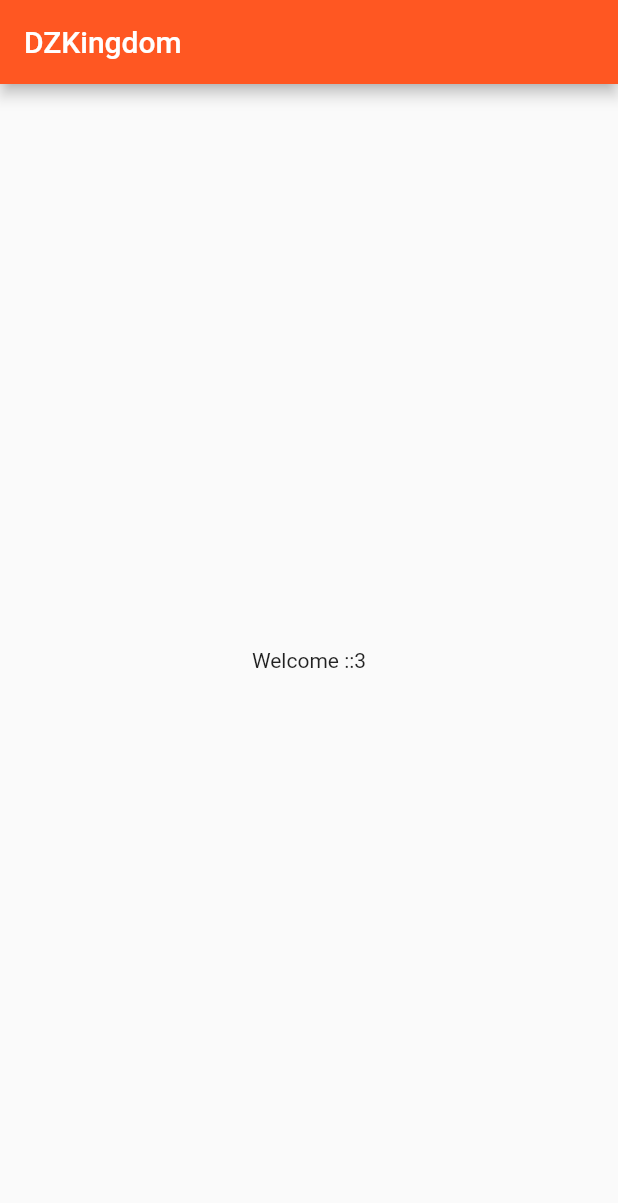
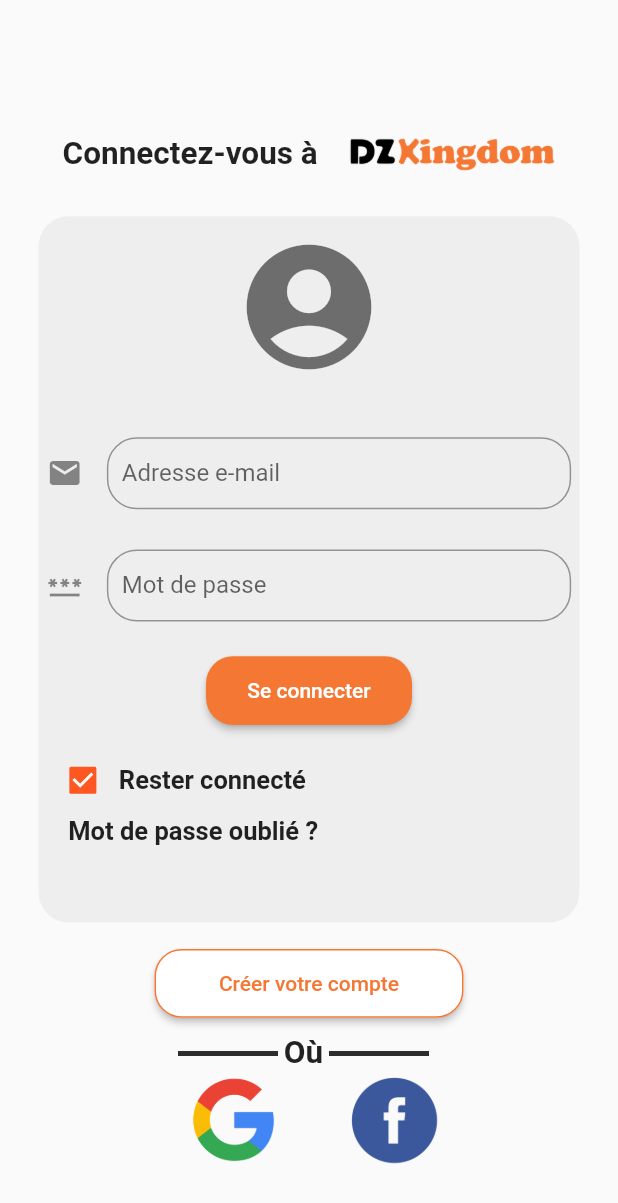
Before and after one commit to aminelasheb/dzkingdom, a Flutter app: the screen it shows after launch, on a phone screen of 412 x 824 dp. Shown: the top 1203 px of the screen. Run offline on Flutter 3.47's test engine with Material 2 defaults, Android fonts, the phone set to English and light mode, and no system bars.

Commit message:
signin ui

```diff
--- a/lib/main.dart
+++ b/lib/main.dart
@@ -1,3 +1,4 @@
+import 'package:dzkingdom/screens/sign_in.dart';
 import 'package:flutter/material.dart';
 
 void main() {
@@ -16,7 +17,7 @@
 
         primarySwatch: Colors.deepOrange,
       ),
-      home: const MyHomePage(title: 'DZKingdom'),
+      home: sign_in(),
     );
   }
 }
--- /dev/null
+++ b/lib/screens/sign_in.dart
@@ -0,0 +1,195 @@
+import 'package:flutter/cupertino.dart';
+import 'package:flutter/material.dart';
+
+
+class sign_in extends StatefulWidget {
+
+  @override
+  _sign_inState createState() => _sign_inState();
+}
+
+class _sign_inState extends State<sign_in> {
+  get sizee => MediaQuery.of(context).size ;
+  bool isCheck = true ;
+  @override
+  Widget build(BuildContext context) {
+    return Scaffold(
+      body:SingleChildScrollView(
+        child: Container(
+          margin: EdgeInsets.symmetric(vertical: sizee.height/10 ,horizontal: sizee.width/20 ) ,
+
+          child: Column(
+            children: [
+              Container(
+                padding: EdgeInsets.only(bottom: sizee.height/40 ,) ,
+                child: Row(
+                   mainAxisAlignment: MainAxisAlignment.spaceEvenly,
+
+                  children: [
+                    Text("Connectez-vous à" ,textAlign: TextAlign.center, style: const TextStyle(fontSize: 21,fontWeight: FontWeight.bold ),) ,
+                    Image(image: AssetImage('images/logo_horizontal.png'),height: sizee.height/20,width: sizee.width/3,)
+                  ],
+                ),
+              ) ,
+              SingleChildScrollView(
+                child: Container(
+                  height: sizee.height/1.75,
+                  width: sizee.width-((sizee.width/20)*2.5),
+                    padding: EdgeInsets.symmetric(horizontal: sizee.width/75),
+                    margin: EdgeInsets.only(bottom:sizee.height/50),
+                    decoration: BoxDecoration(
+                      color: Colors.grey[200],
+
+                      borderRadius: BorderRadius.circular(20),
+                    ),
+                child: Column(
+                  children: [
+                    Container(
+                      margin:EdgeInsets.symmetric(vertical: sizee.height/80),
+
+                      child: Container(
+                        margin:EdgeInsets.only(bottom: sizee.height/80),
+                        child: Icon(
+                          Icons.account_circle,
+                          color: Colors.black54,
+                          size: 100.0,
+                        ),
+                      ),
+                    ),
+                    Container(
+                      margin:EdgeInsets.symmetric(vertical: sizee.height/50),
+                      child: TextFormField(
+                        keyboardType: TextInputType.emailAddress,
+                        decoration: InputDecoration(
+                          contentPadding: EdgeInsets.fromLTRB(10, 8, 10, 8),
+                          labelText: 'Adresse e-mail',
+
+                          hintText: 'Entrer votre e-mail',
+                          border: OutlineInputBorder(borderRadius: BorderRadius.circular(20.0)),
+                          icon: Icon(
+                            Icons.email,
+                          ),
+                        ),
+                      ),
+                    ),
+
+
+                    Container(
+                      margin:EdgeInsets.symmetric(vertical: sizee.height/80),
+
+                      child: TextFormField(
+                        keyboardType: TextInputType.visiblePassword,
+                        obscureText: true,
+                        decoration: InputDecoration(
+                          contentPadding: EdgeInsets.fromLTRB(10, 8, 10, 8),
+                          labelText: 'Mot de passe',
+                          hintText: 'Entrer votre mot de passe' ,
+                          border: OutlineInputBorder(borderRadius: BorderRadius.circular(20.0)),
+                          icon: Icon(
+                            Icons.password,
+                          ),
+                        ),
+                      ),
+                    ),
+                    Container(
+                      margin:EdgeInsets.symmetric(vertical: sizee.height/70),
+
+                      child: ElevatedButton(
+                        child: Text("Se connecter"),
+                        onPressed: () {},
+                        style: ElevatedButton.styleFrom(
+                          fixedSize: Size(sizee.width/3, sizee.height/18),
+
+                          primary: Color(0xfff47834),
+                          onPrimary: Colors.white,
+                          shape: RoundedRectangleBorder(
+                            borderRadius: BorderRadius.circular(18.0),
+                          ),
+                        ),
+                      )
+                    ) ,
+                    Row(
+                      children: [
+                        Checkbox(
+    value: isCheck,
+    onChanged: (bool? value) {
+    setState(() {
+    isCheck = value!;
+    });}
+                        ),
+                        Text("Rester connecté" , style: const TextStyle(fontSize: 17,fontWeight: FontWeight.bold ),) ,
+
+                      ],
+                    ) ,
+                    Align(
+                      alignment: Alignment.centerLeft,
+                        child: Container(
+                            padding: EdgeInsets.only(left: sizee.width/29),
+                            child: Text("Mot de passe oublié ?" , style: const TextStyle(fontSize: 17,fontWeight: FontWeight.bold ),))) ,
+
+                  ],
+
+                ),
+                ),
+
+
+              ),
+
+              ElevatedButton(
+                child: Text("Créer votre compte"),
+                onPressed: () {},
+                style: ElevatedButton.styleFrom(
+                  fixedSize: Size(sizee.width/2, sizee.height/18),
+
+                  side: BorderSide(width: 1.0, color: Color(0xfff47834),),
+                  primary: Colors.white,
+                  onPrimary: Color(0xfff47834),
+                  shape: RoundedRectangleBorder(
+                    borderRadius: BorderRadius.circular(18.0),
+
+                  ),
+                ),
+              ) ,
+              Container(
+                margin:EdgeInsets.only(left:sizee.width/4.2 ,top:sizee.height/80),
+                child:
+
+                Row(
+
+                      children: [
+                        Image(image: AssetImage('images/ligne.png'),width: sizee.width/6.2,),
+                        Padding(
+                          padding: const EdgeInsets.symmetric(horizontal:4),
+                          child: Text("Où" ,style:  TextStyle(fontSize: 21,fontWeight: FontWeight.bold ),),
+                        ) ,
+                        Image(image: AssetImage('images/ligne.png'),width: sizee.width/6.2 ,)
+
+                      ],
+                    ),) ,
+              Container(
+                margin:EdgeInsets.only(left:sizee.width/3.9 ,),
+
+                child:
+
+                Row(
+
+                  children: [
+                    Container(
+                        margin: EdgeInsets.only(right: sizee.width/9 ),
+                        child: Image(image: AssetImage('images/google.png'),width: sizee.width/7,height: sizee.width/7,)),
+
+                    Image(image: AssetImage('images/fb.png'),width: sizee.width/6.5,height: sizee.width/6.5,)
+
+                  ],
+                ),) ,
+
+
+  ]
+                ),
+              ),
+          ),);
+
+
+
+  }
+}
```
Also changed, not shown: pubspec.yaml (+6 -4 lines), images/fb.png (added), images/google.png (added), images/ligne.png (added), images/logo.png (added), images/logo_horizontal.png (added).
